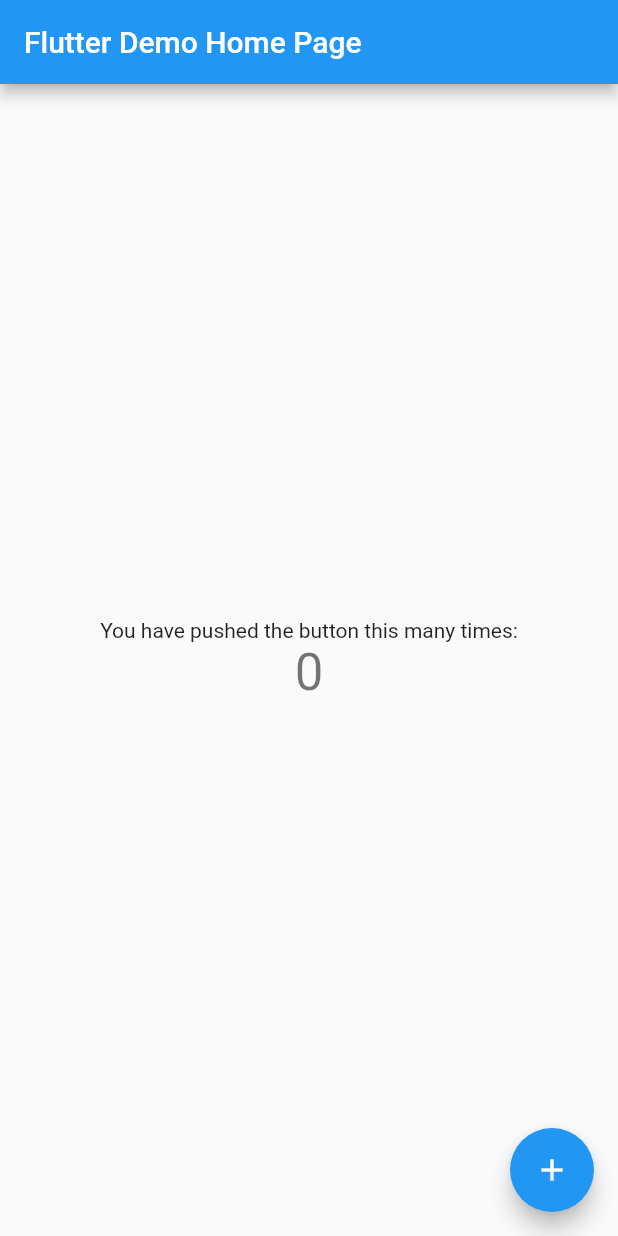
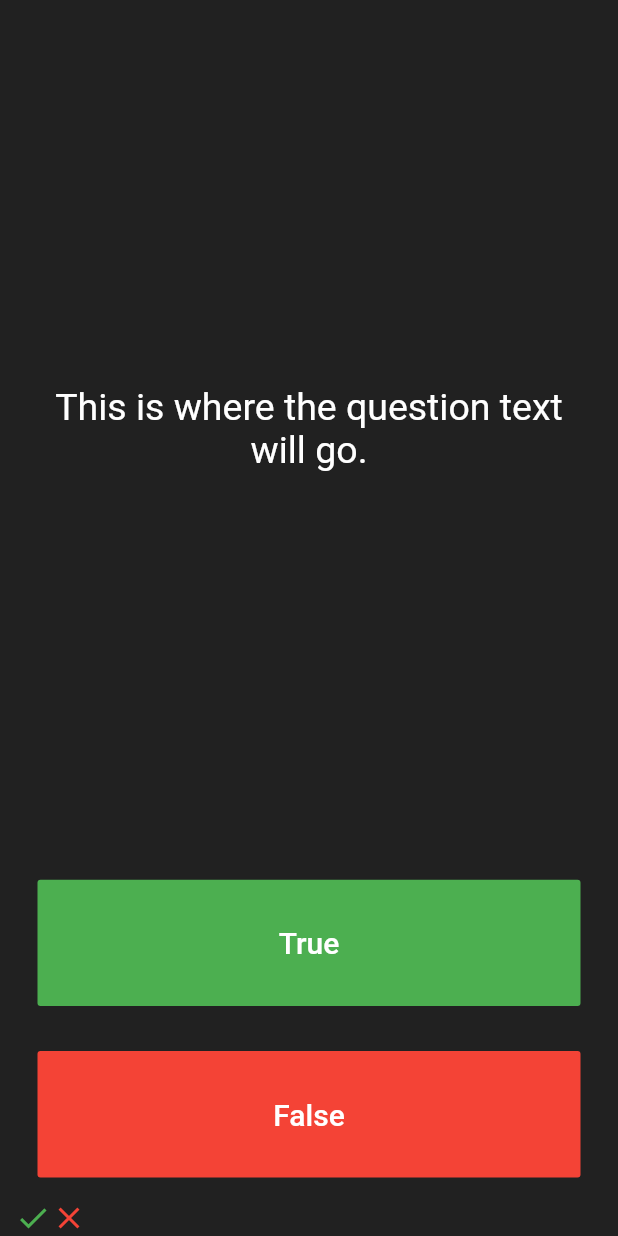
Before and after one commit to NoorShinwari/Togometric, a Flutter app: the screen it shows after launch, on a phone screen of 412 x 824 dp. Run offline on Flutter 3.47's test engine with Material 2 defaults, Android fonts, the phone set to English and light mode, and no system bars; our stand-ins replace audioplayers.

Commit message:
Building the Score Keeper

```diff
--- a/Flutter/quizzler_flutter/lib/main.dart
+++ b/Flutter/quizzler_flutter/lib/main.dart
@@ -1,117 +1,112 @@
 import 'package:flutter/material.dart';
 
-void main() {
-  runApp(MyApp());
-}
+void main() => runApp(Quizzler());
 
-class MyApp extends StatelessWidget {
-  // This widget is the root of your application.
+class Quizzler extends StatelessWidget {
   @override
   Widget build(BuildContext context) {
     return MaterialApp(
-      title: 'Flutter Demo',
-      theme: ThemeData(
-        // This is the theme of your application.
-        //
-        // Try running your application with "flutter run". You'll see the
-        // application has a blue toolbar. Then, without quitting the app, try
-        // changing the primarySwatch below to Colors.green and then invoke
-        // "hot reload" (press "r" in the console where you ran "flutter run",
-        // or simply save your changes to "hot reload" in a Flutter IDE).
-        // Notice that the counter didn't reset back to zero; the application
-        // is not restarted.
-        primarySwatch: Colors.blue,
-        // This makes the visual density adapt to the platform that you run
-        // the app on. For desktop platforms, the controls will be smaller and
-        // closer together (more dense) than on mobile platforms.
-        visualDensity: VisualDensity.adaptivePlatformDensity,
+      home: Scaffold(
+        backgroundColor: Colors.grey.shade900,
+        body: SafeArea(
+          child: Padding(
+            padding: EdgeInsets.symmetric(horizontal: 10.0),
+            child: QuizPage(),
+          ),
+        ),
       ),
-      home: MyHomePage(title: 'Flutter Demo Home Page'),
     );
   }
 }
 
-class MyHomePage extends StatefulWidget {
-  MyHomePage({Key key, this.title}) : super(key: key);
-
-  // This widget is the home page of your application. It is stateful, meaning
-  // that it has a State object (defined below) that contains fields that affect
-  // how it looks.
-
-  // This class is the configuration for the state. It holds the values (in this
-  // case the title) provided by the parent (in this case the App widget) and
-  // used by the build method of the State. Fields in a Widget subclass are
-  // always marked "final".
-
-  final String title;
-
+class QuizPage extends StatefulWidget {
   @override
-  _MyHomePageState createState() => _MyHomePageState();
+  _QuizPageState createState() => _QuizPageState();
 }
 
-class _MyHomePageState extends State<MyHomePage> {
-  int _counter = 0;
-
-  void _incrementCounter() {
-    setState(() {
-      // This call to setState tells the Flutter framework that something has
-      // changed in this State, which causes it to rerun the build method below
-      // so that the display can reflect the updated values. If we changed
-      // _counter without calling setState(), then the build method would not be
-      // called again, and so nothing would appear to happen.
-      _counter++;
-    });
-  }
+class _QuizPageState extends State<QuizPage> {
+  List<Icon> scoreKeeper = [
+    Icon(Icons.check, color: Colors.green),
+    Icon(Icons.close, color: Colors.red),
+  ];
 
   @override
   Widget build(BuildContext context) {
-    // This method is rerun every time setState is called, for instance as done
-    // by the _incrementCounter method above.
-    //
-    // The Flutter framework has been optimized to make rerunning build methods
-    // fast, so that you can just rebuild anything that needs updating rather
-    // than having to individually change instances of widgets.
-    return Scaffold(
-      appBar: AppBar(
-        // Here we take the value from the MyHomePage object that was created by
-        // the App.build method, and use it to set our appbar title.
-        title: Text(widget.title),
-      ),
-      body: Center(
-        // Center is a layout widget. It takes a single child and positions it
-        // in the middle of the parent.
-        child: Column(
-          // Column is also a layout widget. It takes a list of children and
-          // arranges them vertically. By default, it sizes itself to fit its
-          // children horizontally, and tries to be as tall as its parent.
-          //
-          // Invoke "debug painting" (press "p" in the console, choose the
-          // "Toggle Debug Paint" action from the Flutter Inspector in Android
-          // Studio, or the "Toggle Debug Paint" command in Visual Studio Code)
-          // to see the wireframe for each widget.
-          //
-          // Column has various properties to control how it sizes itself and
-          // how it positions its children. Here we use mainAxisAlignment to
-          // center the children vertically; the main axis here is the vertical
-          // axis because Columns are vertical (the cross axis would be
-          // horizontal).
-          mainAxisAlignment: MainAxisAlignment.center,
-          children: <Widget>[
-            Text(
-              'You have pushed the button this many times:',
+    return Column(
+      mainAxisAlignment: MainAxisAlignment.spaceBetween,
+      crossAxisAlignment: CrossAxisAlignment.stretch,
+      children: <Widget>[
+        Expanded(
+          flex: 5,
+          child: Padding(
+            padding: EdgeInsets.all(10.0),
+            child: Center(
+              child: Text(
+                'This is where the question text will go.',
+                textAlign: TextAlign.center,
+                style: TextStyle(
+                  fontSize: 25.0,
+                  color: Colors.white,
+                ),
+              ),
             ),
-            Text(
-              '$_counter',
-              style: Theme.of(context).textTheme.headline4,
+          ),
+        ),
+        Expanded(
+          child: Padding(
+            padding: EdgeInsets.all(15.0),
+            child: FlatButton(
+              textColor: Colors.white,
+              color: Colors.green,
+              child: Text(
+                'True',
+                style: TextStyle(
+                  color: Colors.white,
+                  fontSize: 20.0,
+                ),
+              ),
+              onPressed: () {
+                setState(() {
+                  scoreKeeper.add(
+                    Icon(Icons.check, color: Colors.green),
+                  );
+                });
+              },
             ),
-          ],
+          ),
         ),
-      ),
-      floatingActionButton: FloatingActionButton(
-        onPressed: _incrementCounter,
-        tooltip: 'Increment',
-        child: Icon(Icons.add),
-      ), // This trailing comma makes auto-formatting nicer for build methods.
+        Expanded(
+          child: Padding(
+            padding: EdgeInsets.all(15.0),
+            child: FlatButton(
+              color: Colors.red,
+              child: Text(
+                'False',
+                style: TextStyle(
+                  fontSize: 20.0,
+                  color: Colors.white,
+                ),
+              ),
+              onPressed: () {
+                setState(() {
+                  scoreKeeper.add(
+                    Icon(Icons.close, color: Colors.red),
+                  );
+                });
+              },
+            ),
+          ),
+        ),
+        Row(
+          children: scoreKeeper,
+        ),
+      ],
     );
   }
 }
+
+/*
+question1: 'You can lead a cow down stairs but not up stairs.', false,
+question2: 'Approximately one quarter of human bones are in the feet.', true,
+question3: 'A slug\'s blood is green.', true,
+*/
```
Also changed, not shown: 1 other file.
